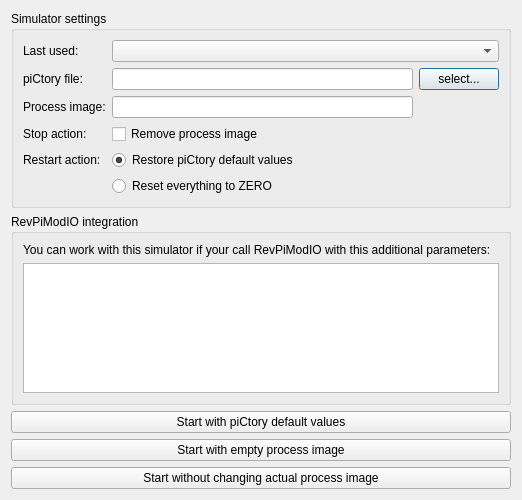
The window that include/ui_dev/simulator.ui (naruxde/revpicommander) describes before a commit, drawn with Qt 5.
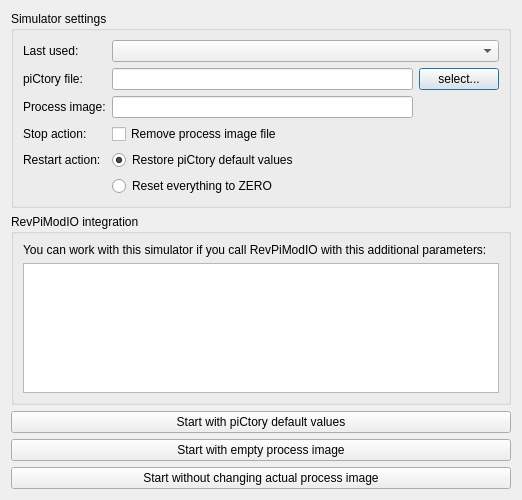
The same window after the commit.

The edit to the form file:
```diff
--- a/include/ui_dev/simulator.ui
+++ b/include/ui_dev/simulator.ui
@@ -92,7 +92,7 @@
       <item row="3" column="1" colspan="2">
        <widget class="QCheckBox" name="cbx_stop_remove">
         <property name="text">
-         <string>Remove process image</string>
+         <string>Remove process image file</string>
         </property>
        </widget>
       </item>
@@ -125,7 +125,7 @@
       <item>
        <widget class="QLabel" name="lbl_info">
         <property name="text">
-         <string>You can work with this simulator if your call RevPiModIO with this additional parameters:</string>
+         <string>You can work with this simulator if you call RevPiModIO with this additional parameters:</string>
         </property>
         <property name="wordWrap">
          <bool>true</bool>
```
Left out of the diff: 6 changed lines with no effect on the pictures.
